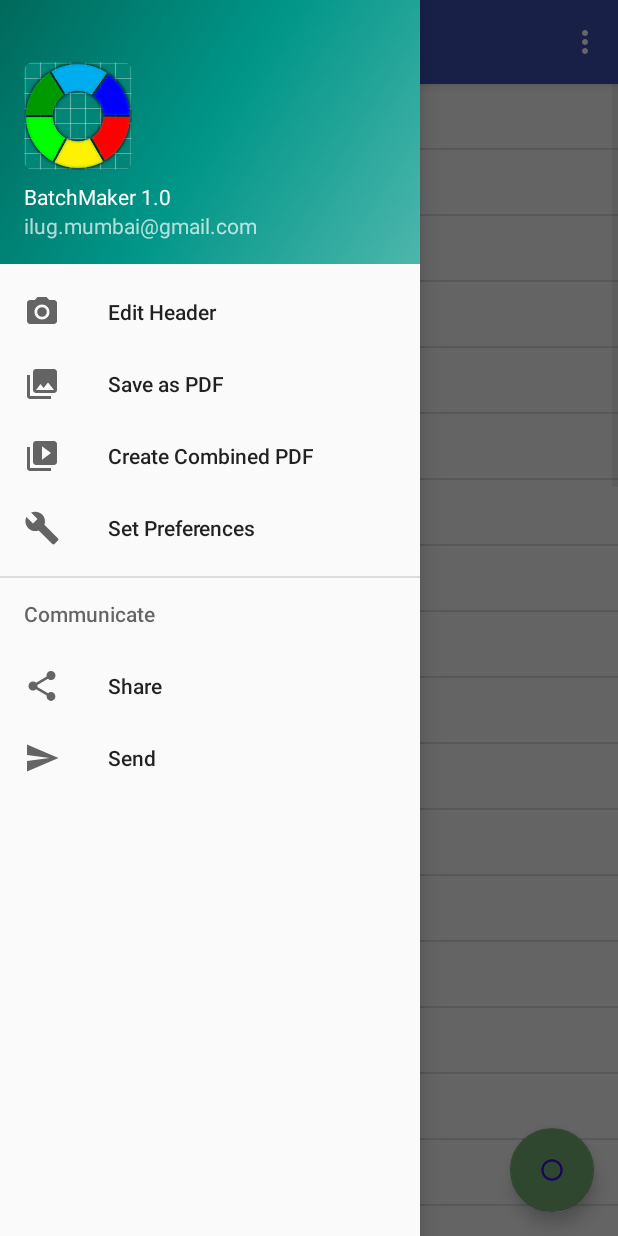
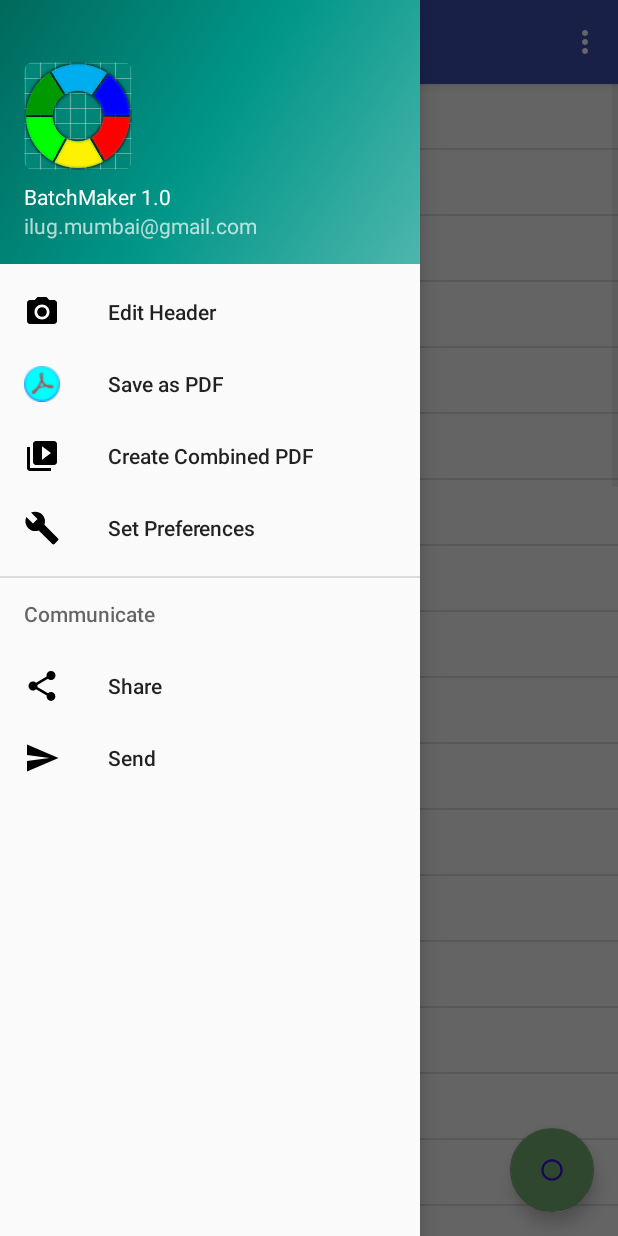
Before and after one commit to milindoka/BatchMaker, an Android app: the screen it shows after launch (MainActivity), with the side drawer open, on a phone screen of 412 x 824 dp. Run offline under Robolectric (Android 15) with nearby library versions, the phone set to English and light mode, and no system bars; libraries missing offline, so code that uses them is left out: com.itextpdf.text.

Commit message:
Added save pdf sky blue icon in drawer menu

```diff
--- a/app/src/main/java/ilugbom/org/in/batchmaker/MainActivity.java
+++ b/app/src/main/java/ilugbom/org/in/batchmaker/MainActivity.java
@@ -186,6 +186,7 @@ public class MainActivity extends AppCompatActivity
 
         NavigationView navigationView = (NavigationView) findViewById(R.id.nav_view);
         navigationView.setNavigationItemSelectedListener(this);
+        navigationView.setItemIconTintList(null);
 
         fab.setBackgroundTintList(getResources().getColorStateList(R.color.colorGreen));
 
--- a/app/src/main/res/menu/activity_main_drawer.xml
+++ b/app/src/main/res/menu/activity_main_drawer.xml
@@ -10,7 +10,7 @@
             android:title="Edit Header" />
         <item
             android:id="@+id/nav_save_pdf"
-            android:icon="@drawable/ic_menu_gallery"
+            android:icon="@drawable/ic_pdf_save"
             android:title="Save as PDF" />
         <item
             android:id="@+id/nav_save_combined_pdf"
```
Also changed, not shown: app/src/main/res/drawable/ic_pdf_save.png (added), 1 other file.
